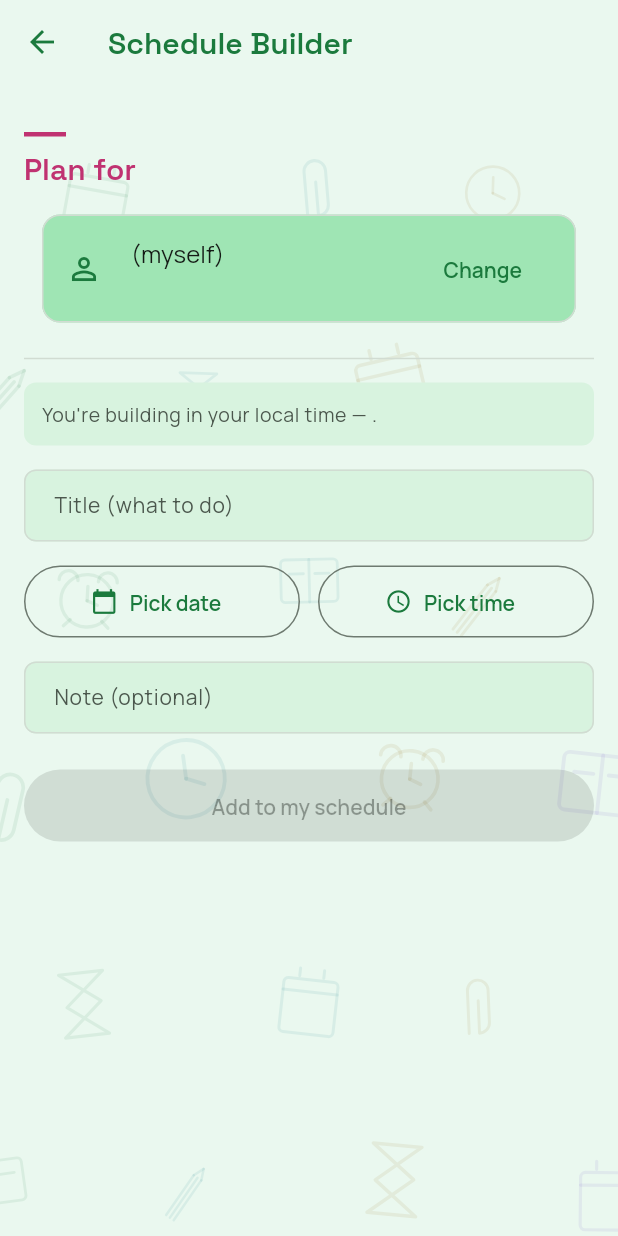
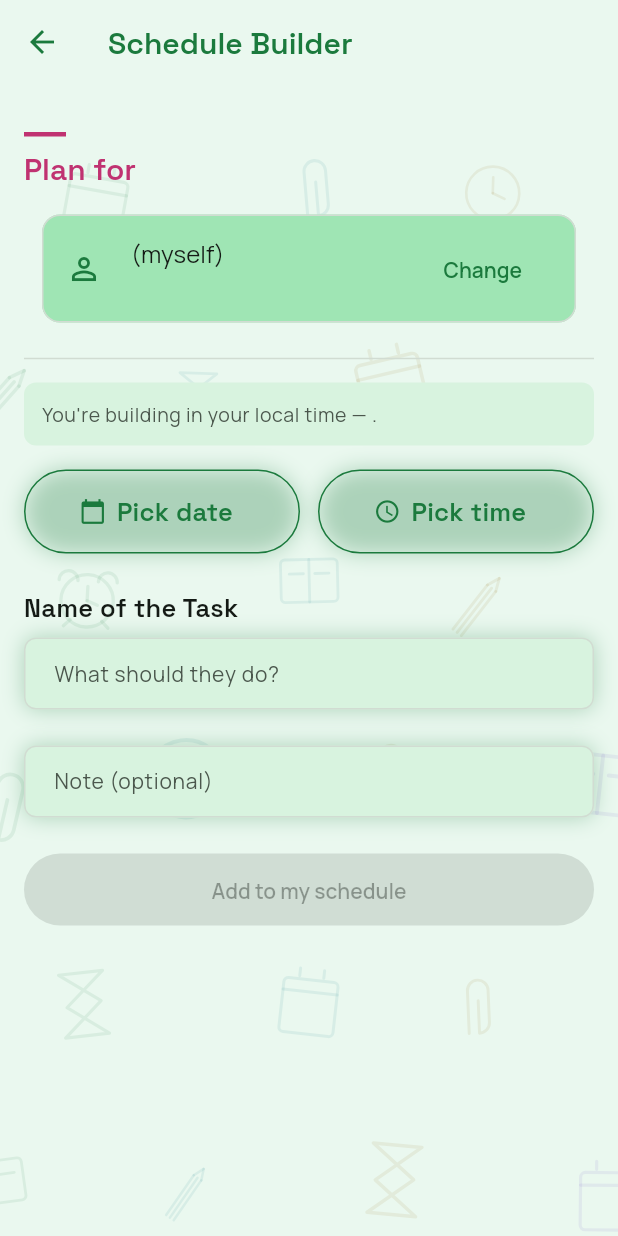
Before and after one commit to RedWaffle007/time-app, a Flutter app: the ScheduleBuilderScreen screen opened directly, after a tap on "(myself)", on a phone screen of 412 x 824 dp. Run offline on Flutter 3.47's test engine with Material 3 defaults, Android fonts, the phone set to English and light mode, and no system bars; our stand-ins replace clock, cloud_firestore, device_info_plus, firebase_auth, firebase_core, firebase_crashlytics and 15 more; missing offline and left inert: record; accounts and stored records are empty; generated files the repository leaves out were written again.

Commit message:
Redesign the Plan screen: voice or default alarm, glowing fields

```diff
--- a/lib/core/theme/app_icons.dart
+++ b/lib/core/theme/app_icons.dart
@@ -90,6 +90,10 @@ abstract final class AppIcons {
   /// voice-command mic above: one speaks to the app, the other is a message to
   /// a person, so they must not share a glyph.
   static const IconData voiceNote = Icons.record_voice_over_outlined;
+
+  /// A DEFAULT ALARM — the ringtone kind, chosen against a voice note in the
+  /// builder (F4). Distinct from `exactTiming`'s alarm_on.
+  static const IconData defaultAlarm = Icons.alarm_outlined;
 
   /// Start recording a voice note.
   static const IconData voiceNoteRecord = Icons.fiber_manual_record_outlined;
--- a/lib/core/theme/app_tokens.dart
+++ b/lib/core/theme/app_tokens.dart
@@ -118,9 +118,13 @@ abstract final class Sizes {
   /// Icon inside a status badge, sized to `labelSmall`.
   static const double badgeIcon = 14;
 
-  /// The pending-approvals attention halo (UI-RULES §6.2a).
-  static const double attentionGlowBlur = 14;
-  static const double attentionGlowSpread = 1;
+  /// The field-glow halo behind the builder's primary inputs (UI-RULES §6.2b).
+  static const double fieldGlowBlur = 12;
+  static const double fieldGlowSpread = 0;
+
+  /// Pick date / Pick time — taller than a plain button, with `titleMedium`
+  /// labels, so the two choices that set WHEN read first (F4).
+  static const double pickerButton = 56;
 
   /// The spinner that replaces a button's label while it is working. Sized to
   /// the label, so the button doesn't change height mid-action.
@@ -229,3 +233,10 @@ abstract final class Sizes {
   /// makes the shape read at all.
   static const double celestialRim = 1.5;
 }
+
+/// Halo strength for the field glow (UI-RULES §6.2b). Dark needs more alpha
+/// for the same visible glow on a dark surface.
+abstract final class Glows {
+  static double alphaFor(Brightness brightness) =>
+      brightness == Brightness.dark ? 0.45 : 0.30;
+}
--- /dev/null
+++ b/lib/core/widgets/field_glow.dart
@@ -0,0 +1,44 @@
+import 'package:flutter/material.dart';
+
+import '../theme/app_theme.dart';
+import '../theme/app_tokens.dart';
+
+/// The static halo behind the builder's primary inputs (UI-RULES §6.2b).
+/// Decorative only: the child keeps its own border, label and error text.
+class FieldGlow extends StatelessWidget {
+  const FieldGlow({
+    super.key,
+    required this.child,
+    this.error = false,
+    this.borderRadius = Radii.sm,
+  });
+
+  final Widget child;
+
+  /// The field is showing a validation error: the halo turns `error`.
+  final bool error;
+
+  /// Match the child's shape so the halo hugs it.
+  final BorderRadius borderRadius;
+
+  @override
+  Widget build(BuildContext context) {
+    final colors = context.colors;
+    final hue = error ? colors.error : colors.primary;
+    return DecoratedBox(
+      decoration: BoxDecoration(
+        borderRadius: borderRadius,
+        boxShadow: [
+          BoxShadow(
+            color: hue.withValues(
+              alpha: Glows.alphaFor(Theme.of(context).brightness),
+            ),
+            blurRadius: Sizes.fieldGlowBlur,
+            spreadRadius: Sizes.fieldGlowSpread,
+          ),
+        ],
+      ),
+      child: child,
+    );
+  }
+}
--- a/lib/features/reminders/application/reminder_policy.dart
+++ b/lib/features/reminders/application/reminder_policy.dart
@@ -77,6 +77,8 @@ String alarmHeadline(ScheduleItem item, {String? plannerName}) {
   if (item.createdByUid == item.targetUid) return 'You planned $title';
   final name = plannerName?.trim();
   final who = name == null || name.isEmpty ? 'Someone' : name;
+  // A voice alarm has no task name (F4): the recording is the message.
+  if (item.voiceNote != null) return '$who sent you a voice alarm';
   return '$who planned $title for you';
 }
 
--- a/lib/features/scheduling/presentation/schedule_builder_screen.dart
+++ b/lib/features/scheduling/presentation/schedule_builder_screen.dart
@@ -11,6 +11,7 @@ import '../../../core/theme/app_tokens.dart';
 import '../../../core/timezone/quiet_hours.dart';
 import '../../../core/timezone/tz_resolver.dart';
 import '../../../core/widgets/async_view.dart';
+import '../../../core/widgets/field_glow.dart';
 import '../../../core/widgets/section_header.dart';
 import '../../../core/widgets/warning_panel.dart';
 import '../../auth/application/auth_providers.dart';
@@ -27,6 +28,19 @@ import '../application/schedule_providers.dart';
 import '../application/target_schedule_providers.dart';
 import '../domain/schedule_item.dart';
 import 'conflict_warning_dialog.dart';
+
+/// The two kinds of alarm (F4). A self-plan is always [defaultAlarm].
+enum AlarmKind { voiceNote, defaultAlarm }
+
+/// The fixed title a voice alarm is stored with: it has no name field (F4) —
+/// the recording is the message — but the model and rules need a title.
+const kVoiceAlarmTitle = 'Voice alarm';
+
+/// Shown in red under the task name when Send is tapped with it empty (F4).
+const kTaskNameRequired = 'Please write task name. It is mandatory.';
+
+/// Shown when Voice Note is chosen but nothing was recorded.
+const kVoiceNoteRequired = 'Please record a voice note.';
 
 /// Planner picks a target they may plan for and creates a timetable item IN THE
 /// TARGET'S LOCAL TIME.
@@ -94,6 +108,13 @@ class _ScheduleBuilderScreenState extends ConsumerState<ScheduleBuilderScreen> {
   TimeOfDay? _time;
   bool _saving = false;
 
+  /// Voice Note or Default Alarm (F4). Self-plans are always a default alarm.
+  AlarmKind _kind = AlarmKind.defaultAlarm;
+  bool get _isVoice => !_isSelf && _kind == AlarmKind.voiceNote;
+
+  /// Validation shown after Send was tapped (F4) — never before.
+  bool _nameError = false;
+  bool _voiceError = false;
 
   /// The recorded-but-unsent voice note for someone else's alarm (item 32b).
   RecordedVoiceNote? _voiceDraft;
@@ -197,12 +218,21 @@ class _ScheduleBuilderScreenState extends ConsumerState<ScheduleBuilderScreen> {
     });
   }
 
-  bool get _canSave =>
-      _targetUid != null &&
-      _date != null &&
-      _time != null &&
-      _titleController.text.trim().isNotEmpty &&
-      !_saving;
+  /// Send is enabled once WHO and WHEN are chosen; what to send is checked
+  /// on tap, so the missing piece can be named in red (F4).
+  bool get _canSend =>
+      _targetUid != null && _date != null && _time != null && !_saving;
+
+  /// Whether the alarm is complete; marks what is missing when it is not.
+  bool _validate() {
+    final nameMissing = !_isVoice && _titleController.text.trim().isEmpty;
+    final voiceMissing = _isVoice && _voiceDraft == null;
+    setState(() {
+      _nameError = nameMissing;
+      _voiceError = voiceMissing;
+    });
+    return !nameMissing && !voiceMissing;
+  }
 
   Future<void> _save(String timezone) async {
     final me = ref.read(authRepositoryProvider).currentUser;
@@ -210,6 +240,7 @@ class _ScheduleBuilderScreenState extends ConsumerState<ScheduleBuilderScreen> {
     if (!_isSelf && _groupId == null) {
       return; // planning for others needs a group
     }
+    if (!_validate()) return;
 
     final wall = _wall();
     final instantUtc = resolveWallTimeToUtc(wall, timezone);
@@ -236,7 +267,7 @@ class _ScheduleBuilderScreenState extends ConsumerState<ScheduleBuilderScreen> {
       // Worker checks the audio and the rules then accept the item only with
       // the metadata the Worker recorded. A failed upload saves nothing.
       final repository = ref.read(scheduleRepositoryProvider);
-      final draft = _isSelf ? null : _voiceDraft;
+      final draft = _isVoice ? _voiceDraft : null;
       String? preparedId;
       VoiceNoteMeta? voiceNote;
       if (draft != null) {
@@ -266,15 +297,13 @@ class _ScheduleBuilderScreenState extends ConsumerState<ScheduleBuilderScreen> {
           return;
         }
       }
-      // Self-authored AND emergency items are born approved (skip the queue);
-      // normal planner items stay pending for the target to approve.
       final itemId = await repository.createItem(
         itemId: preparedId,
         voiceNote: voiceNote,
         targetUid: _targetUid!,
         createdByUid: me.uid,
         groupId: _isSelf ? null : _groupId,
-        title: _titleController.text,
+        title: draft != null ? kVoiceAlarmTitle : _titleController.text,
         note: _noteController.text,
         wall: wall,
         timezone: timezone,
@@ -320,6 +349,8 @@ class _ScheduleBuilderScreenState extends ConsumerState<ScheduleBuilderScreen> {
         _time = null;
         _voiceDraft = null;
         _voiceRecorderGen++;
+        _nameError = false;
+        _voiceError = false;
       });
     } catch (e) {
       if (mounted) {
@@ -430,62 +461,114 @@ class _ScheduleBuilderScreenState extends ConsumerState<ScheduleBuilderScreen> {
               child: Text(
                 _isSelf
                     ? "You're building in your local time — $timezone."
-                    : "You're building in ${selectedProfile?.name ?? 'their'} "
-                          "local time — $timezone.",
+                    : "You're building in "
+                          '${possessive(selectedProfile?.name)} local time '
+                          '— $timezone.',
                 style: context.text.bodySmall?.copyWith(
                   color: context.colors.onSurfaceVariant,
                 ),
               ),
             ),
           const SizedBox(height: Space.lg),
-          TextField(
-            controller: _titleController,
-            decoration: const InputDecoration(labelText: 'Title (what to do)'),
-            onChanged: (_) => setState(() {}),
-          ),
-          const SizedBox(height: Space.lg),
           Row(
             children: [
               Expanded(
-                child: OutlinedButton.icon(
+                child: _pickerButton(
+                  key: const ValueKey('pick-date'),
                   onPressed: _pickDate,
-                  icon: const Icon(AppIcons.date),
-                  label: Text(
-                    _date == null
-                        ? 'Pick date'
-                        : formatWallDate(context, _date!),
-                  ),
+                  icon: AppIcons.date,
+                  label: _date == null
+                      ? 'Pick date'
+                      : formatWallDate(context, _date!),
                 ),
               ),
               const SizedBox(width: Space.md),
               Expanded(
-                child: OutlinedButton.icon(
+                child: _pickerButton(
+                  key: const ValueKey('pick-time'),
                   onPressed: _pickTime,
-                  icon: const Icon(AppIcons.time),
-                  label: Text(
-                    _time == null
-                        ? 'Pick time'
-                        : formatTimeOfDay(context, _time!),
-                  ),
+                  icon: AppIcons.time,
+                  label: _time == null
+                      ? 'Pick time'
+                      : formatTimeOfDay(context, _time!),
                 ),
               ),
             ],
           ),
-          const SizedBox(height: Space.lg),
-          TextField(
-            controller: _noteController,
-            decoration: const InputDecoration(labelText: 'Note (optional)'),
-          ),
-          // Voice note — only on someone else's alarm (item 32b).
+          // Voice notes are for someone else: a self-plan is a default alarm
+          // and shows no choice (F4).
           if (!_isSelf) ...[
-            const SizedBox(height: Space.lg),
+            const SizedBox(height: Space.xl),
+            SizedBox(
+              width: double.infinity,
+              child: SegmentedButton<AlarmKind>(
+                key: const ValueKey('alarm-kind'),
+                showSelectedIcon: false,
+                segments: const [
+                  ButtonSegment(
+                    value: AlarmKind.voiceNote,
+                    icon: Icon(AppIcons.voiceNote),
+                    label: Text('Voice Note'),
+                  ),
+                  ButtonSegment(
+                    value: AlarmKind.defaultAlarm,
+                    icon: Icon(AppIcons.defaultAlarm),
+                    label: Text('Default Alarm'),
+                  ),
+                ],
+                selected: {_kind},
+                onSelectionChanged: _saving
+                    ? null
+                    : (picked) => setState(() {
+                        _kind = picked.first;
+                        _nameError = false;
+                        _voiceError = false;
+                      }),
+              ),
+            ),
+          ],
+          const SizedBox(height: Space.xl),
+          if (_isVoice) ...[
             VoiceNoteRecorder(
               key: ValueKey('voice-$_targetUid-$_voiceRecorderGen'),
               recipientName: selectedProfile?.name ?? 'their',
               enabled: !_saving,
-              onChanged: (note) => _voiceDraft = note,
+              onChanged: (note) => setState(() {
+                _voiceDraft = note;
+                if (note != null) _voiceError = false;
+              }),
             ),
+            if (_voiceError) _errorLine(kVoiceNoteRequired),
+          ] else ...[
+            Text('Name of the Task', style: context.text.titleMedium),
+            const SizedBox(height: Space.sm),
+            FieldGlow(
+              error: _nameError,
+              child: TextField(
+                key: const ValueKey('task-name'),
+                controller: _titleController,
+                textCapitalization: TextCapitalization.sentences,
+                decoration: InputDecoration(
+                  hintText: 'What should they do?',
+                  enabledBorder: _nameError ? _errorBorder() : null,
+                  focusedBorder: _nameError ? _errorBorder() : null,
+                ),
+                onChanged: (_) {
+                  if (_nameError) setState(() => _nameError = false);
+                },
+              ),
+            ),
+            if (_nameError) _errorLine(kTaskNameRequired),
           ],
+          const SizedBox(height: Space.xl),
+          FieldGlow(
+            child: TextField(
+              key: const ValueKey('note'),
+              controller: _noteController,
+              textCapitalization: TextCapitalization.sentences,
+              decoration: const InputDecoration(labelText: 'Note (optional)'),
+            ),
+          ),
           if (timezone != null && _date != null && _time != null) ...[
             const SizedBox(height: Space.lg),
             Text(
@@ -503,7 +586,8 @@ class _ScheduleBuilderScreenState extends ConsumerState<ScheduleBuilderScreen> {
           ],
           const SizedBox(height: Space.xl),
           FilledButton(
-            onPressed: (_canSave && timezone != null)
+            key: const ValueKey('plan-send'),
+            onPressed: (_canSend && timezone != null)
                 ? () => _save(timezone)
                 : null,
             child: _saving
@@ -518,6 +602,45 @@ class _ScheduleBuilderScreenState extends ConsumerState<ScheduleBuilderScreen> {
       ],
     );
   }
+
+  /// Pick date / Pick time: taller, `titleMedium`, with the field glow (F4).
+  Widget _pickerButton({
+    required Key key,
+    required VoidCallback onPressed,
+    required IconData icon,
+    required String label,
+  }) {
+    return FieldGlow(
+      borderRadius: Radii.pill,
+      child: OutlinedButton.icon(
+        key: key,
+        onPressed: onPressed,
+        style: OutlinedButton.styleFrom(
+          minimumSize: const Size.fromHeight(Sizes.pickerButton),
+          textStyle: context.text.titleMedium,
+          side: BorderSide(color: context.colors.primary),
+        ),
+        icon: Icon(icon),
+        label: Text(label, overflow: TextOverflow.ellipsis),
+      ),
+    );
+  }
+
+  /// The theme's own form-error border, applied while the error line shows
+  /// (the error text sits outside the glow, so `errorText` is not used).
+  InputBorder? _errorBorder() =>
+      Theme.of(context).inputDecorationTheme.errorBorder;
+
+  /// A red form-validation line (§2.5), outside the glow so the halo hugs the
+  /// field alone.
+  Widget _errorLine(String message) => Padding(
+    padding: const EdgeInsets.only(top: Space.sm, left: Space.md),
+    child: Text(
+      message,
+      key: ValueKey('error-$message'),
+      style: context.text.bodySmall?.copyWith(color: context.colors.error),
+    ),
+  );
 
   static Future<void> _deleteQuietly(String path) async {
     try {
@@ -545,6 +668,8 @@ class _ScheduleBuilderScreenState extends ConsumerState<ScheduleBuilderScreen> {
         trailing: selected ? const Icon(AppIcons.selected) : null,
         onTap: () => _choose(() {
           _isSelf = true;
+          _kind = AlarmKind.defaultAlarm;
+          _voiceError = false;
           _targetUid = me.uid;
           _groupId = null;
           _voiceDraft = null;
@@ -675,3 +800,10 @@ class _ScheduleBuilderScreenState extends ConsumerState<ScheduleBuilderScreen> {
     return text == null ? const SizedBox.shrink() : WarningPanel(text);
   }
 }
+
+/// "{Name}'s" — the target's name as a possessive (F4 fixed "You're building
+/// in Sam local time"). Unknown name → "their".
+String possessive(String? name) {
+  final n = name?.trim() ?? '';
+  return n.isEmpty ? 'their' : "$n's";
+}
--- a/lib/features/voice_notes/presentation/voice_note_recorder.dart
+++ b/lib/features/voice_notes/presentation/voice_note_recorder.dart
@@ -250,7 +250,7 @@ class _VoiceNoteRecorderState extends ConsumerState<VoiceNoteRecorder> {
                 const SizedBox(width: Space.sm),
                 Expanded(
                   child: Text(
-                    'Voice note (optional)',
+                    'Voice note',
                     style: context.text.titleSmall,
                   ),
                 ),
```
Also changed, not shown: 9 other files.
